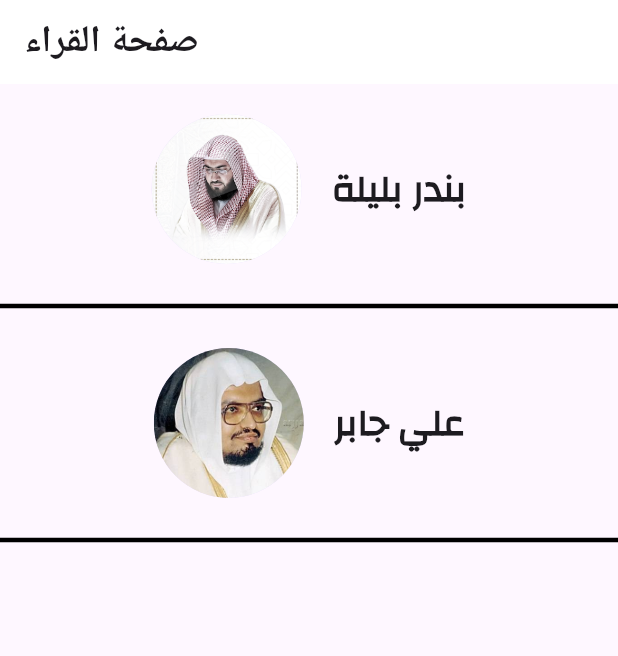
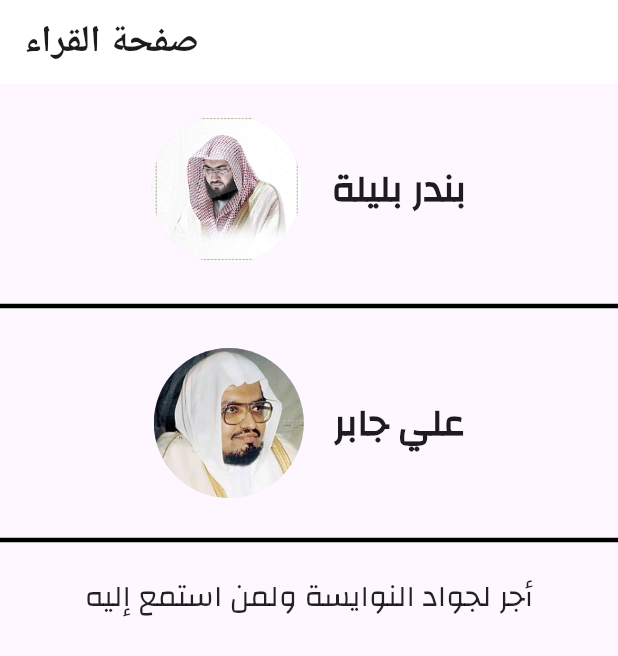
Before and after one commit to jawadnawa/quran_app, a Flutter app: the screen it shows after launch, on a phone screen of 412 x 824 dp. Shown: the top 656 px of the screen. Run offline on Flutter 3.47's test engine with Material 3 defaults, Android fonts, the phone set to English and light mode, and no system bars; our stand-ins replace audioplayers.

Commit message:
some fixed

```diff
--- a/lib/main.dart
+++ b/lib/main.dart
@@ -98,6 +98,19 @@ class HomePage extends StatelessWidget {
                 ),
               ),
               const Divider(thickness: 3, color: Colors.black),
+               Padding(
+                padding: const EdgeInsets.all(16.0),
+                child: Text(
+                  "أجر لجواد النوايسة ولمن استمع إليه",
+                  textAlign: TextAlign.center,
+                  style: TextStyle(
+                    fontSize: 20,
+                    fontWeight: FontWeight.w500,
+                    fontFamily: "Changa",
+                    color: Colors.black87,
+                  ),
+                ),
+              ),
             ],
           ),
 
@@ -113,7 +126,7 @@ class QuranPageBander extends StatefulWidget {
   @override
   State<QuranPageBander> createState() => _QuranPageBanderState();
 }
-
+// قران بندر بليلة
 class _QuranPageBanderState extends State<QuranPageBander> {
   final AudioPlayer _audioPlayer = AudioPlayer();
   bool _isPlaying = false;
@@ -335,7 +348,7 @@ class QuranPageAliJaber extends StatefulWidget {
   @override
   State<QuranPageAliJaber> createState() => _QuranPageAliJaberState();
 }
-
+// قران علي جابر
 class _QuranPageAliJaberState extends State<QuranPageAliJaber> {
   final AudioPlayer _audioPlayer = AudioPlayer();
   bool _isPlaying = false;
```
